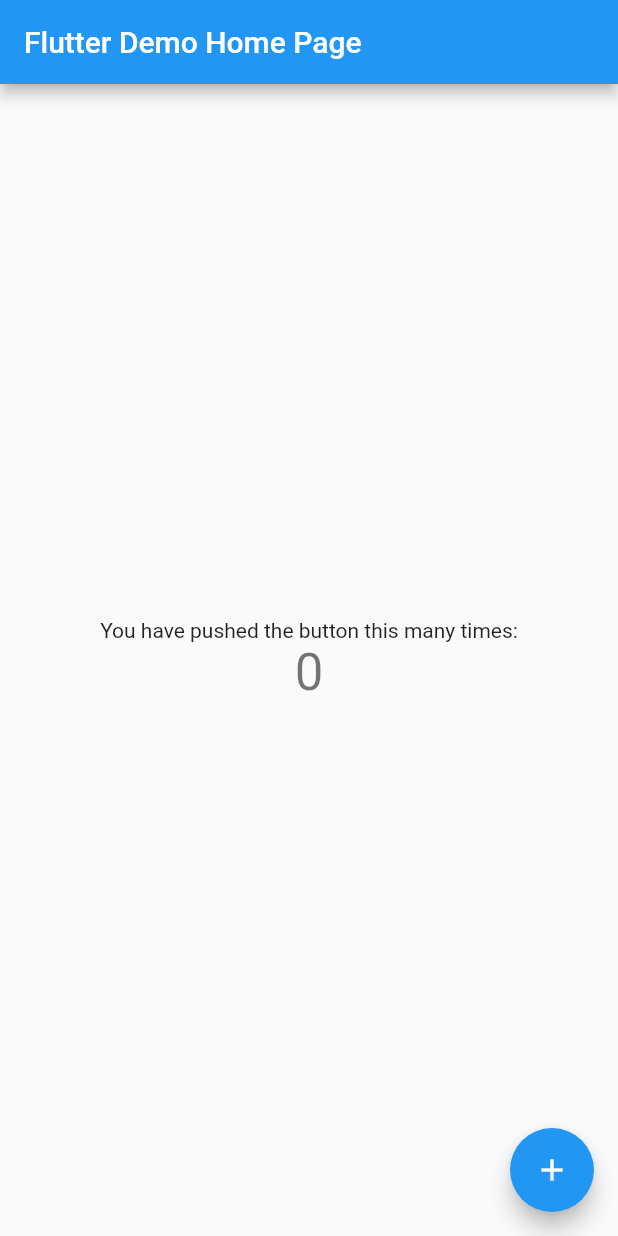
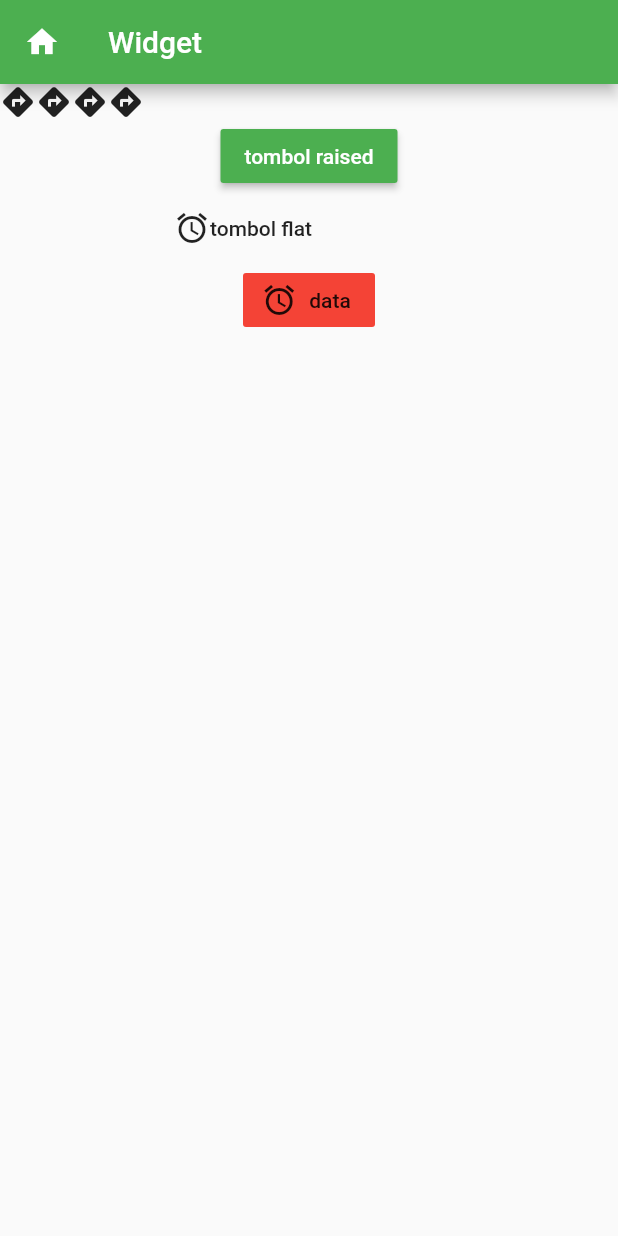
Before and after one commit to Nabouste/course_dua_flutter, a Flutter app: the screen it shows after launch, on a phone screen of 412 x 824 dp. Run offline on Flutter 3.47's test engine with Material 2 defaults, Android fonts, the phone set to English and light mode, and no system bars.

Commit message:
lessong 2 done :tada:

```diff
--- /dev/null
+++ b/widget/lib/home_screen.dart
@@ -0,0 +1,64 @@
+import 'package:flutter/material.dart';
+import 'package:widget/detail_screen.dart';
+
+class HomeScreen extends StatelessWidget {
+  @override
+  Widget build(BuildContext context) {
+    return Scaffold(
+      appBar: AppBar(
+        title: Text('Widget'),
+        // centerTitle: true,
+        leading: Icon(Icons.home),
+      ),
+      body: Column(
+        mainAxisSize: MainAxisSize.max,
+        children: [
+          Row(
+            children: [
+              Icon(Icons.directions),
+              Icon(Icons.directions),
+              Icon(Icons.directions),
+              Icon(Icons.directions),
+            ],
+          ),
+
+          ///Button
+          RaisedButton(
+            onPressed: () {},
+            child: Text(
+              'tombol raised',
+              style: TextStyle(color: Colors.white),
+            ),
+            color: Colors.green,
+          ),
+
+          Padding(
+            padding: const EdgeInsets.only(left: 100, right: 100),
+            child: FlatButton(
+                onPressed: () {},
+                child: Row(
+                  children: [
+                    Icon(Icons.access_alarm),
+                    Text('tombol flat'),
+                  ],
+                )),
+          ),
+
+          FlatButton.icon(
+              color: Colors.red,
+              onPressed: () {
+                /// pindah page
+                Navigator.push(
+                    context,
+                    MaterialPageRoute(
+                        builder: (context) => DetailScreen(
+                              title: 'OKE',
+                            )));
+              },
+              icon: Icon(Icons.access_alarm),
+              label: Text('data'))
+        ],
+      ),
+    );
+  }
+}
--- a/widget/lib/main.dart
+++ b/widget/lib/main.dart
@@ -1,4 +1,5 @@
 import 'package:flutter/material.dart';
+import 'package:widget/home_screen.dart';
 
 void main() {
   runApp(MyApp());
@@ -11,107 +12,11 @@ class MyApp extends StatelessWidget {
     return MaterialApp(
       title: 'Flutter Demo',
       theme: ThemeData(
-        // This is the theme of your application.
-        //
-        // Try running your application with "flutter run". You'll see the
-        // application has a blue toolbar. Then, without quitting the app, try
-        // changing the primarySwatch below to Colors.green and then invoke
-        // "hot reload" (press "r" in the console where you ran "flutter run",
-        // or simply save your changes to "hot reload" in a Flutter IDE).
-        // Notice that the counter didn't reset back to zero; the application
-        // is not restarted.
-        primarySwatch: Colors.blue,
-        // This makes the visual density adapt to the platform that you run
-        // the app on. For desktop platforms, the controls will be smaller and
-        // closer together (more dense) than on mobile platforms.
+        primarySwatch: Colors.green,
         visualDensity: VisualDensity.adaptivePlatformDensity,
       ),
-      home: MyHomePage(title: 'Flutter Demo Home Page'),
+      debugShowCheckedModeBanner: false,
+      home: HomeScreen(),
     );
   }
 }
-
-class MyHomePage extends StatefulWidget {
-  MyHomePage({Key key, this.title}) : super(key: key);
-
-  // This widget is the home page of your application. It is stateful, meaning
-  // that it has a State object (defined below) that contains fields that affect
-  // how it looks.
-
-  // This class is the configuration for the state. It holds the values (in this
-  // case the title) provided by the parent (in this case the App widget) and
-  // used by the build method of the State. Fields in a Widget subclass are
-  // always marked "final".
-
-  final String title;
-
-  @override
-  _MyHomePageState createState() => _MyHomePageState();
-}
-
-class _MyHomePageState extends State<MyHomePage> {
-  int _counter = 0;
-
-  void _incrementCounter() {
-    setState(() {
-      // This call to setState tells the Flutter framework that something has
-      // changed in this State, which causes it to rerun the build method below
-      // so that the display can reflect the updated values. If we changed
-      // _counter without calling setState(), then the build method would not be
-      // called again, and so nothing would appear to happen.
-      _counter++;
-    });
-  }
-
-  @override
-  Widget build(BuildContext context) {
-    // This method is rerun every time setState is called, for instance as done
-    // by the _incrementCounter method above.
-    //
-    // The Flutter framework has been optimized to make rerunning build methods
-    // fast, so that you can just rebuild anything that needs updating rather
-    // than having to individually change instances of widgets.
-    return Scaffold(
-      appBar: AppBar(
-        // Here we take the value from the MyHomePage object that was created by
-        // the App.build method, and use it to set our appbar title.
-        title: Text(widget.title),
-      ),
-      body: Center(
-        // Center is a layout widget. It takes a single child and positions it
-        // in the middle of the parent.
-        child: Column(
-          // Column is also a layout widget. It takes a list of children and
-          // arranges them vertically. By default, it sizes itself to fit its
-          // children horizontally, and tries to be as tall as its parent.
-          //
-          // Invoke "debug painting" (press "p" in the console, choose the
-          // "Toggle Debug Paint" action from the Flutter Inspector in Android
-          // Studio, or the "Toggle Debug Paint" command in Visual Studio Code)
-          // to see the wireframe for each widget.
-          //
-          // Column has various properties to control how it sizes itself and
-          // how it positions its children. Here we use mainAxisAlignment to
-          // center the children vertically; the main axis here is the vertical
-          // axis because Columns are vertical (the cross axis would be
-          // horizontal).
-          mainAxisAlignment: MainAxisAlignment.center,
-          children: <Widget>[
-            Text(
-              'You have pushed the button this many times:',
-            ),
-            Text(
-              '$_counter',
-              style: Theme.of(context).textTheme.headline4,
-            ),
-          ],
-        ),
-      ),
-      floatingActionButton: FloatingActionButton(
-        onPressed: _incrementCounter,
-        tooltip: 'Increment',
-        child: Icon(Icons.add),
-      ), // This trailing comma makes auto-formatting nicer for build methods.
-    );
-  }
-}
```
Also changed, not shown: widget/lib/detail_screen.dart (added, +73 -0 lines), 1 other file.
